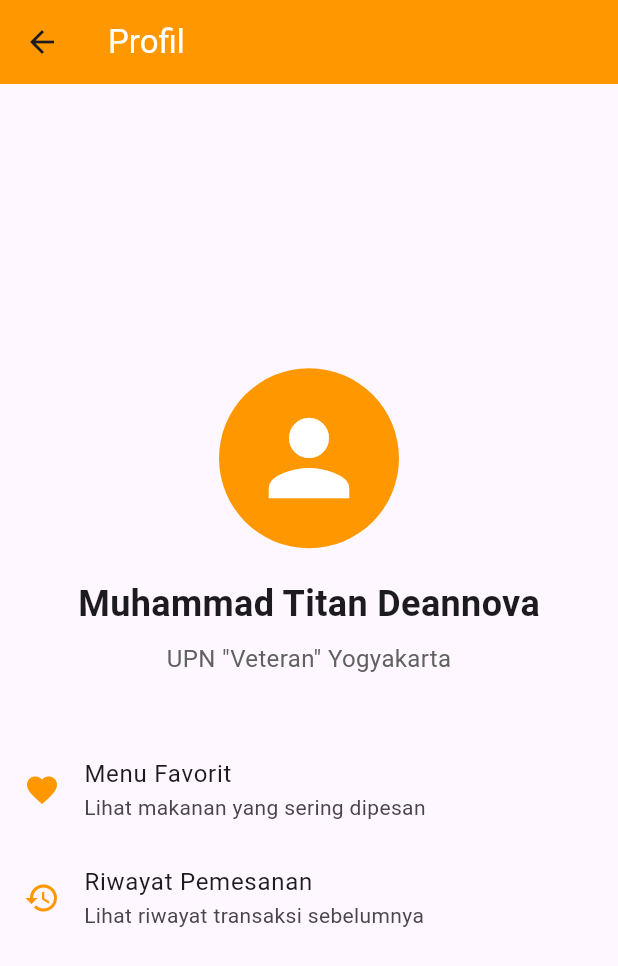
After one commit to Titanium0079/latihan_quiz_124240152, a Flutter app: the ProfilePage screen opened directly, on a phone screen of 412 x 824 dp. The commit adds this screen. Shown: the top 966 px of the screen. Run offline on Flutter 3.47's test engine with Material 3 defaults, Android fonts, the light colour scheme and no system bars; network calls fail.

Commit message:
Add profil.dart

```diff
--- /dev/null
+++ b/lib/profil.dart
@@ -0,0 +1,63 @@
+import 'package:flutter/material.dart';
+
+class ProfilePage extends StatelessWidget{
+  const ProfilePage({super.key});
+
+  @override
+  Widget build(BuildContext context) {
+    return Scaffold(
+      appBar: AppBar(
+        title: const Text('Profil', style: TextStyle(color: Colors.white)),
+        backgroundColor: Colors.orange,
+      ),
+      body: Center( // Meletakkan seluruh konten di tengah-tengah layar
+        child: Column(
+          mainAxisAlignment: MainAxisAlignment.center,
+          children: [
+            // CircleAvatar: Widget lingkaran untuk foto profil/ikon pengguna
+            const CircleAvatar(
+              radius: 60,
+              backgroundColor: Colors.orange,
+              child: Icon(
+                Icons.person,
+                size: 80,
+                color: Colors.white,
+              ),
+            ),
+            const SizedBox(height: 20),
+            const Text(
+              'Muhammad Titan Deannova',
+              style: TextStyle(
+                fontSize: 24,
+                fontWeight: FontWeight.bold,
+              ),
+            ),
+            const SizedBox(height: 8),
+            Text(
+              'UPN "Veteran" Yogyakarta',
+              style: TextStyle(
+                fontSize: 16,
+                color: Colors.grey[700],
+              ),
+            ),
+            const SizedBox(height: 40),
+
+            // ListTile: Widget standar Flutter untuk membuat baris berikon dan bertuliskan judul/subjudul
+            ListTile(
+              leading: const Icon(Icons.favorite, color: Colors.orange),
+              title: const Text('Menu Favorit'),
+              subtitle: const Text('Lihat makanan yang sering dipesan'),
+              onTap: () {},
+            ),
+            ListTile(
+              leading: const Icon(Icons.history, color: Colors.orange),
+              title: const Text('Riwayat Pemesanan'),
+              subtitle: const Text('Lihat riwayat transaksi sebelumnya'),
+              onTap: () {},
+            ),
+          ],
+        ),
+      ),
+    );
+  }
+}
```
Also changed, not shown: lib/home.dart (+83 -16 lines).
